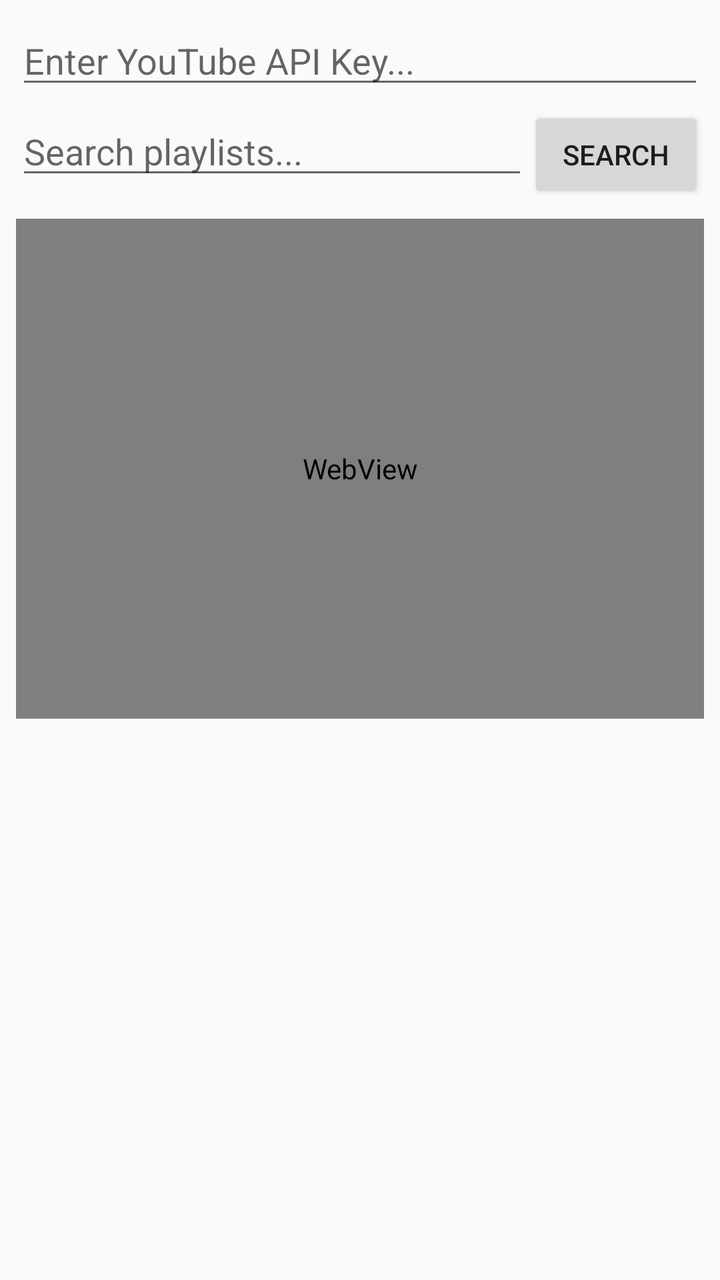
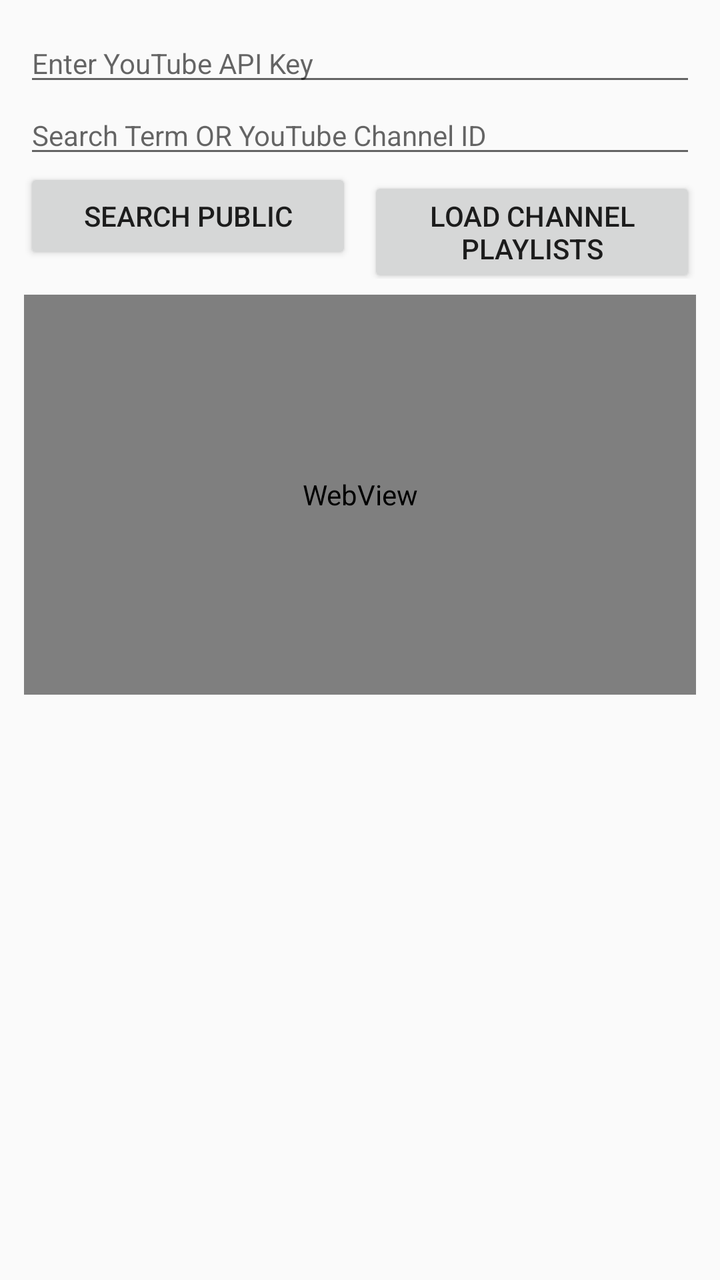

Compare the two renders of this Android layout. The source of the first and the diff that turns it into the second are given below.
<!-- AndroidManifest.xml: application theme Theme.AppCompat.Light.NoActionBar -->
<!-- res/layout/activity_main.xml -->
<?xml version="1.0" encoding="utf-8"?>
<LinearLayout xmlns:android="http://schemas.android.com/apk/res/android"
    android:layout_width="match_parent"
    android:layout_height="match_parent"
    android:orientation="vertical"
    android:padding="8dp">

    <EditText
        android:id="@+id/etApiKey"
        android:layout_width="match_parent"
        android:layout_height="wrap_content"
        android:hint="Enter YouTube API Key..."
        android:inputType="textPassword"
        android:layout_marginBottom="4dp" />

    <LinearLayout
        android:layout_width="match_parent"
        android:layout_height="wrap_content"
        android:orientation="horizontal">

        <EditText
            android:id="@+id/etSearch"
            android:layout_width="0dp"
            android:layout_height="wrap_content"
            android:layout_weight="1"
            android:hint="Search playlists..." />

        <Button
            android:id="@+id/btnSearch"
            android:layout_width="wrap_content"
            android:layout_height="wrap_content"
            android:text="Search" />
    </LinearLayout>

    <WebView
        android:id="@+id/webViewPlayer"
        android:layout_width="match_parent"
        android:layout_height="250dp"
        android:layout_marginTop="8dp" />

    <androidx.recyclerview.widget.RecyclerView
        android:id="@+id/rvPlaylists"
        android:layout_width="match_parent"
        android:layout_height="0dp"
        android:layout_weight="1"
        android:layout_marginTop="8dp" />

</LinearLayout>
<!-- resources referenced by this layout -->
<resources>

</resources>

<!-- the commit's change to res/layout/activity_main.xml (unified diff, before → after) -->
@@ -3,46 +3,56 @@
     android:layout_width="match_parent"
     android:layout_height="match_parent"
     android:orientation="vertical"
-    android:padding="8dp">
+    android:padding="12dp">
 
     <EditText
         android:id="@+id/etApiKey"
         android:layout_width="match_parent"
         android:layout_height="wrap_content"
-        android:hint="Enter YouTube API Key..."
+        android:hint="Enter YouTube API Key"
         android:inputType="textPassword"
-        android:layout_marginBottom="4dp" />
+        android:textSize="14sp" />
+
+    <EditText
+        android:id="@+id/etQuery"
+        android:layout_width="match_parent"
+        android:layout_height="wrap_content"
+        android:hint="Search Term OR YouTube Channel ID"
+        android:textSize="14sp" />
 
     <LinearLayout
         android:layout_width="match_parent"
         android:layout_height="wrap_content"
-        android:orientation="horizontal">
+        android:orientation="horizontal"
+        android:layout_marginBottom="8dp">
 
-        <EditText
-            android:id="@+id/etSearch"
+        <Button
+            android:id="@+id/btnSearch"
             android:layout_width="0dp"
             android:layout_height="wrap_content"
             android:layout_weight="1"
-            android:hint="Search playlists..." />
+            android:text="Search Public" />
 
         <Button
-            android:id="@+id/btnSearch"
-            android:layout_width="wrap_content"
+            android:id="@+id/btnChannel"
+            android:layout_width="0dp"
             android:layout_height="wrap_content"
-            android:text="Search" />
+            android:layout_weight="1"
+            android:text="Load Channel Playlists"
+            android:layout_marginStart="8dp" />
     </LinearLayout>
 
     <WebView
         android:id="@+id/webViewPlayer"
         android:layout_width="match_parent"
-        android:layout_height="250dp"
-        android:layout_marginTop="8dp" />
+        android:layout_height="200dp"
+        android:layout_marginBottom="8dp"
+        android:background="#000000" />
 
     <androidx.recyclerview.widget.RecyclerView
         android:id="@+id/rvPlaylists"
         android:layout_width="match_parent"
         android:layout_height="0dp"
-        android:layout_weight="1"
-        android:layout_marginTop="8dp" />
+        android:layout_weight="1" />
 
 </LinearLayout>
